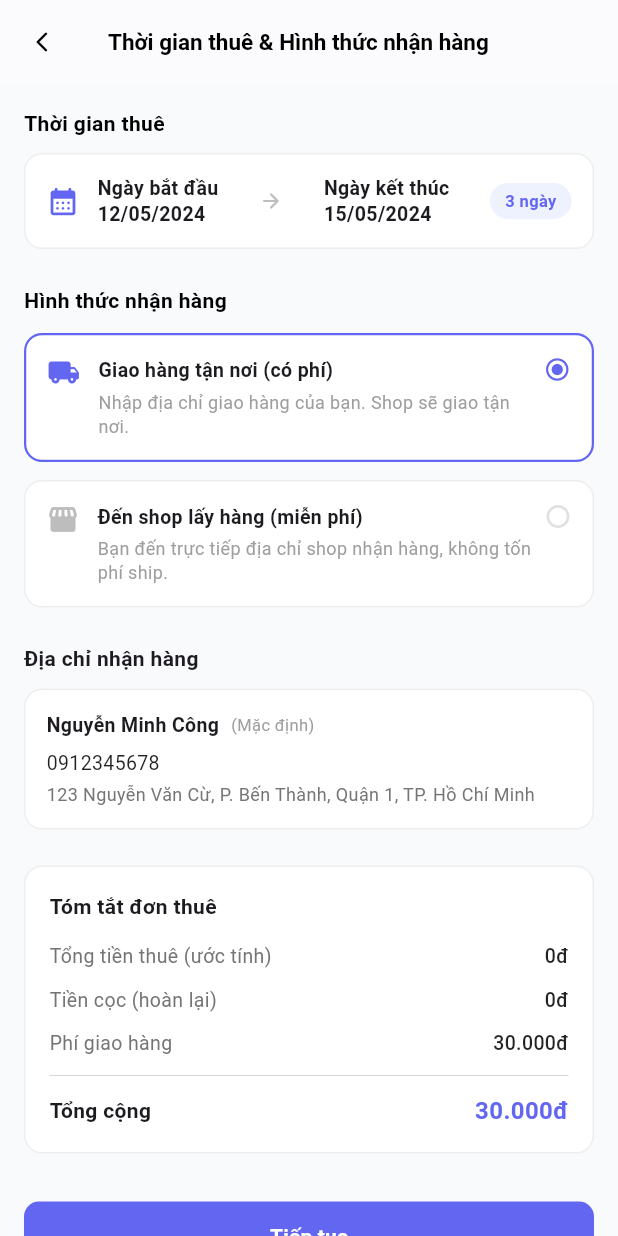
After one commit to MinhCoongg/rentshare_final, a Flutter app: the CheckoutPage screen opened directly, on a phone screen of 412 x 824 dp. The commit adds this screen. Run offline on Flutter 3.47's test engine with Material 3 defaults, Android fonts, the phone set to English and light mode, and no system bars; our stand-ins replace image_picker, shared_preferences; accounts and stored records are empty; network calls fail.

Commit message:
Build completely UI checkout and fix UI login by GG and Face

```diff
--- a/lib/views/cartpage/cart.dart
+++ b/lib/views/cartpage/cart.dart
@@ -3,6 +3,7 @@ import 'package:provider/provider.dart';
 import 'package:rentshare_app/utils/dialog_confirm.dart';
 import 'package:rentshare_app/utils/format_utils.dart';
 import 'package:rentshare_app/viewmodels/rental_cart_viewmodel.dart';
+import 'package:rentshare_app/views/checkout_page/checkout.dart';
 
 class CartPage extends StatelessWidget {
   const CartPage({super.key});
@@ -341,7 +342,7 @@ class CartPage extends StatelessWidget {
                         elevation: 0,
                       ),
                       onPressed: () {
-                        // Kích hoạt tuyến đường mở sang trang chọn thời gian và phương thức thanh toán tiếp theo!
+                        Navigator.push(context, MaterialPageRoute(builder: (_) => CheckoutPage()));
                       },
                       child: const Text(
                         "Tiến hành thuê",
--- /dev/null
+++ b/lib/views/checkout_page/checkout.dart
@@ -0,0 +1,318 @@
+import 'package:flutter/material.dart';
+import 'package:provider/provider.dart';
+import 'package:rentshare_app/viewmodels/rental_cart_viewmodel.dart';
+
+class CheckoutPage extends StatefulWidget {
+  const CheckoutPage({super.key});
+
+  @override
+  State<CheckoutPage> createState() => _CheckoutPageState();
+}
+
+class _CheckoutPageState extends State<CheckoutPage> {
+  String deliveryMethod = 'Shipping';
+
+  @override
+  Widget build(BuildContext context) {
+
+    final cartProvider = context.watch<RentalCartProvider>();
+
+
+    int fixedRentalDays = 3;
+
+
+
+    double calculatedRentalFee = cartProvider.totalRentalFeePerDay * fixedRentalDays;
+
+
+    double depositFee = cartProvider.totalDeposit;
+
+    double shippingFee = (deliveryMethod == 'Shipping') ? 30000.0 : 0.0;
+
+
+    double totalAmount = calculatedRentalFee + depositFee + shippingFee;
+
+
+    final formatter = RegExp(r'(\d{1,3})(?=(\d{3})+(?!\d))');
+    String formatMoney(double value) => "${value.toStringAsFixed(0).replaceAllMapped(formatter, (Match m) => '${m[1]}.')}đ";
+
+
+    String rentalFeeText = formatMoney(calculatedRentalFee);
+    String depositFeeText = formatMoney(depositFee);
+    String shippingFeeText = formatMoney(shippingFee);
+    String totalAmountText = formatMoney(totalAmount);
+
+    return Scaffold(
+      backgroundColor: const Color(0xFFF8FAFC),
+      appBar: AppBar(
+        title: const Text(
+          "Thời gian thuê & Hình thức nhận hàng",
+          style: TextStyle(color: Colors.black, fontSize: 15, fontWeight: FontWeight.bold),
+        ),
+        backgroundColor: Colors.white,
+        elevation: 0.5,
+        centerTitle: false,
+        leading: IconButton(
+          icon: const Icon(Icons.arrow_back_ios_new_rounded, color: Colors.black, size: 16),
+          onPressed: () => Navigator.pop(context),
+        ),
+      ),
+      body: SingleChildScrollView(
+        padding: const EdgeInsets.all(16.0),
+        child: Column(
+          crossAxisAlignment: CrossAxisAlignment.start,
+          children: [
+
+            const Text(
+              "Thời gian thuê",
+              style: TextStyle(fontWeight: FontWeight.bold, fontSize: 14, color: Colors.black),
+            ),
+            const SizedBox(height: 10),
+            Container(
+              padding: const EdgeInsets.all(14),
+              decoration: BoxDecoration(
+                color: Colors.white,
+                borderRadius: BorderRadius.circular(12),
+                border: Border.all(color: Colors.grey[200]!),
+              ),
+              child: Row(
+                children: [
+                  const Icon(Icons.calendar_month_rounded, color: Color(0xFF6366F1), size: 22),
+                  const SizedBox(width: 12),
+                  Expanded(
+                    child: Row(
+                      mainAxisAlignment: MainAxisAlignment.spaceBetween,
+                      children: [
+                        const Text(
+                          "Ngày bắt đầu\n12/05/2024",
+                          style: TextStyle(fontWeight: FontWeight.bold, fontSize: 13, height: 1.3),
+                        ),
+                        Icon(Icons.arrow_forward_rounded, color: Colors.grey[400], size: 16),
+                        const Text(
+                          "Ngày kết thúc\n15/05/2024",
+                          style: TextStyle(fontWeight: FontWeight.bold, fontSize: 13, height: 1.3),
+                        ),
+                        Container(
+                          padding: const EdgeInsets.symmetric(horizontal: 10, vertical: 4),
+                          decoration: BoxDecoration(
+                            color: const Color(0xFFEEF2FF),
+                            borderRadius: BorderRadius.circular(20),
+                          ),
+                          child: const Text(
+                            "3 ngày",
+                            style: TextStyle(color: Color(0xFF6366F1), fontWeight: FontWeight.bold, fontSize: 11),
+                          ),
+                        ),
+                      ],
+                    ),
+                  ),
+                ],
+              ),
+            ),
+            const SizedBox(height: 24),
+
+
+            const Text(
+              "Hình thức nhận hàng",
+              style: TextStyle(fontWeight: FontWeight.bold, fontSize: 14, color: Colors.black),
+            ),
+            const SizedBox(height: 12),
+
+
+            _buildDeliveryOption(
+              value: 'Shipping',
+              title: "Giao hàng tận nơi (có phí)",
+              subtitle: "Nhập địa chỉ giao hàng của bạn. Shop sẽ giao tận nơi.",
+              icon: Icons.local_shipping_rounded,
+            ),
+            const SizedBox(height: 12),
+
+
+            _buildDeliveryOption(
+              value: 'Pickup',
+              title: "Đến shop lấy hàng (miễn phí)",
+              subtitle: "Bạn đến trực tiếp địa chỉ shop nhận hàng, không tốn phí ship.",
+              icon: Icons.storefront_rounded,
+            ),
+            const SizedBox(height: 24),
+
+if (deliveryMethod == 'Shipping') ...[
+  const Padding(
+    padding: EdgeInsets.only(bottom: 10),
+    child: Text(
+      "Địa chỉ nhận hàng",
+      style: TextStyle(fontWeight: FontWeight.bold, fontSize: 14), // 🎯 ĐƯA STYLE VÀO TRONG TEXT NÀY NÍ CÔNG!
+    ),
+  ),
+  _buildInfoContainer(
+    child: Column(
+      crossAxisAlignment: CrossAxisAlignment.start,
+      children: [
+        const Row(
+          children: [
+            Text("Nguyễn Minh Công", style: TextStyle(fontWeight: FontWeight.bold, fontSize: 13)),
+            SizedBox(width: 8),
+            Text("(Mặc định)", style: TextStyle(color: Colors.grey, fontSize: 11)),
+          ],
+        ),
+        const SizedBox(height: 6),
+        const Text("0912345678", style: TextStyle(color: Colors.black87, fontSize: 13)),
+        const SizedBox(height: 4),
+        Text("123 Nguyễn Văn Cừ, P. Bến Thành, Quận 1, TP. Hồ Chí Minh", style: TextStyle(color: Colors.grey[600], fontSize: 12, height: 1.3)),
+      ],
+    ),
+  ),
+] else ...[
+  const Padding(
+    padding: EdgeInsets.only(bottom: 10),
+    child: Text(
+      "Địa chỉ shop",
+      style: TextStyle(fontWeight: FontWeight.bold, fontSize: 14),
+    ),
+  ),
+  _buildInfoContainer(
+    child: Column(
+      crossAxisAlignment: CrossAxisAlignment.start,
+      children: [
+        const Text("Outdoor Gear (Shop của Nguyễn Văn A)", style: TextStyle(fontWeight: FontWeight.bold, fontSize: 13)),
+        const SizedBox(height: 6),
+        Text("123 Nguyễn Văn Cừ, P. Bến Thành, Quận 1, TP. Hồ Chí Minh", style: TextStyle(color: Colors.grey[600], fontSize: 12, height: 1.3)),
+        const SizedBox(height: 6),
+        const Text("Giờ làm việc: 08:00 - 18:00", style: TextStyle(color: Colors.orange, fontSize: 11, fontWeight: FontWeight.bold)),
+      ],
+    ),
+  ),
+],
+            const SizedBox(height: 24),
+
+
+            Container(
+              padding: const EdgeInsets.all(16),
+              decoration: BoxDecoration(
+                color: Colors.white,
+                borderRadius: BorderRadius.circular(12),
+                border: Border.all(color: Colors.grey[200]!),
+              ),
+              child: Column(
+                crossAxisAlignment: CrossAxisAlignment.start,
+                children: [
+                  const Text("Tóm tắt đơn thuê", style: TextStyle(fontWeight: FontWeight.bold, fontSize: 14)),
+                  const SizedBox(height: 14),
+                  _buildPriceRow("Tổng tiền thuê (ước tính)", rentalFeeText),
+                  const SizedBox(height: 10),
+                  _buildPriceRow("Tiền cọc (hoàn lại)", depositFeeText),
+                  const SizedBox(height: 10),
+                  _buildPriceRow("Phí giao hàng", shippingFeeText),
+                  const Divider(height: 24, thickness: 0.5),
+                  Row(
+                    mainAxisAlignment: MainAxisAlignment.spaceBetween,
+                    children: [
+                      const Text("Tổng cộng", style: TextStyle(fontWeight: FontWeight.bold, fontSize: 14)),
+                      Text(
+                        totalAmountText,
+                        style: const TextStyle(fontWeight: FontWeight.bold, fontSize: 16, color: Color(0xFF6366F1)), // Tự động co giãn theo tiền thật trong giỏ
+                      ),
+                    ],
+                  ),
+                ],
+              ),
+            ),
+            const SizedBox(height: 32),
+
+
+            SizedBox(
+              width: double.infinity,
+              height: 46,
+              child: ElevatedButton(
+                style: ElevatedButton.styleFrom(
+                  backgroundColor: const Color(0xFF6366F1),
+                  shape: RoundedRectangleBorder(borderRadius: BorderRadius.circular(10)),
+                  elevation: 0,
+                ),
+                onPressed: () {
+
+                },
+                child: const Text(
+                  "Tiếp tục",
+                  style: TextStyle(color: Colors.white, fontWeight: FontWeight.bold, fontSize: 14),
+                ),
+              ),
+            ),
+          ],
+        ),
+      ),
+    );
+  }
+
+  Widget _buildDeliveryOption({
+    required String value,
+    required String title,
+    required String subtitle,
+    required IconData icon,
+  }) {
+    bool isSelected = deliveryMethod == value;
+    return GestureDetector(
+      onTap: () {
+        setState(() {
+          deliveryMethod = value;
+        });
+      },
+      child: Container(
+        padding: const EdgeInsets.all(14),
+        decoration: BoxDecoration(
+          color: Colors.white,
+          borderRadius: BorderRadius.circular(12),
+          border: Border.all(
+            color: isSelected ? const Color(0xFF6366F1) : Colors.grey[200]!,
+            width: isSelected ? 1.5 : 1,
+          ),
+        ),
+        child: Row(
+          crossAxisAlignment: CrossAxisAlignment.start,
+          children: [
+            Icon(icon, color: isSelected ? const Color(0xFF6366F1) : Colors.grey[400], size: 22),
+            const SizedBox(width: 12),
+            Expanded(
+              child: Column(
+                crossAxisAlignment: CrossAxisAlignment.start,
+                children: [
+                  Text(title, style: const TextStyle(fontWeight: FontWeight.bold, fontSize: 13)),
+                  const SizedBox(height: 4),
+                  Text(subtitle, style: TextStyle(color: Colors.grey[500], fontSize: 12, height: 1.3)),
+                ],
+              ),
+            ),
+            Icon(
+              isSelected ? Icons.radio_button_checked_rounded : Icons.radio_button_off_rounded,
+              color: isSelected ? const Color(0xFF6366F1) : Colors.grey[300],
+              size: 18,
+            )
+          ],
+        ),
+      ),
+    );
+  }
+
+  Widget _buildInfoContainer({required Widget child}) {
+    return Container(
+      width: double.infinity,
+      padding: const EdgeInsets.all(14),
+      decoration: BoxDecoration(
+        color: Colors.white,
+        borderRadius: BorderRadius.circular(12),
+        border: Border.all(color: Colors.grey[200]!),
+      ),
+      child: child,
+    );
+  }
+
+  Widget _buildPriceRow(String label, String price) {
+    return Row(
+      mainAxisAlignment: MainAxisAlignment.spaceBetween,
+      children: [
+        Text(label, style: TextStyle(color: Colors.grey[600], fontSize: 13)),
+        Text(price, style: const TextStyle(fontWeight: FontWeight.w500, fontSize: 13, color: Colors.black87)),
+      ],
+    );
+  }
+}
```
